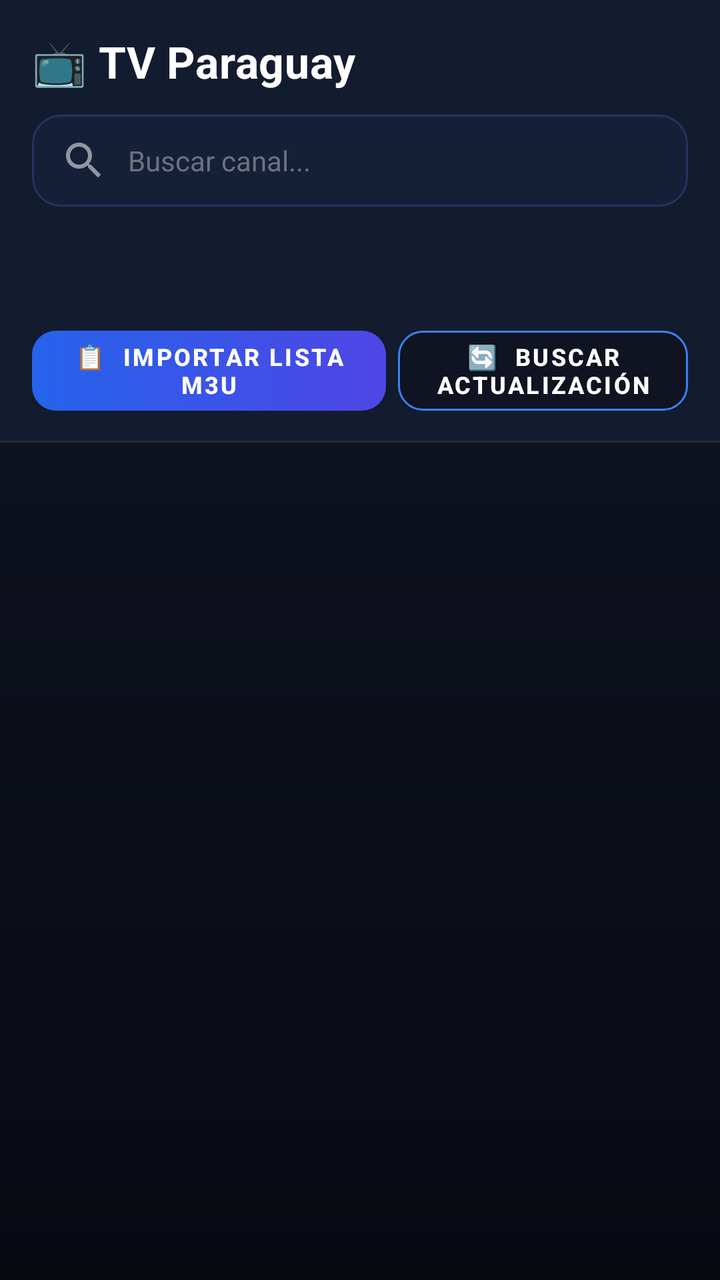
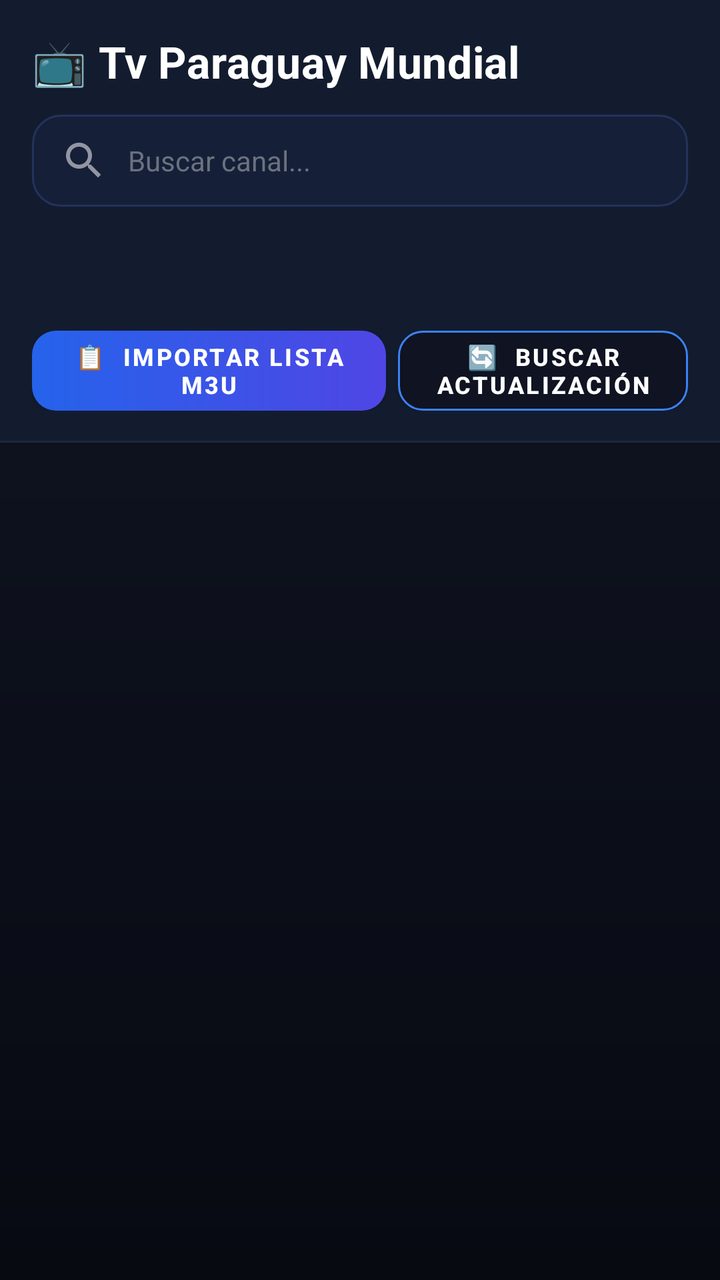

An Android layout rendered at two revisions. The XML below is the earlier revision; the diff shows what the commit changed to produce the second picture.
<!-- AndroidManifest.xml: application theme Theme.TVParaguay -->
<!-- res/layout/activity_main.xml -->
<?xml version="1.0" encoding="utf-8"?>
<LinearLayout xmlns:android="http://schemas.android.com/apk/res/android"
    xmlns:app="http://schemas.android.com/apk/res-auto"
    android:layout_width="match_parent"
    android:layout_height="match_parent"
    android:orientation="vertical"
    android:background="@drawable/bg_gradient">

    
    <LinearLayout
        android:layout_width="match_parent"
        android:layout_height="wrap_content"
        android:orientation="vertical"
        android:padding="16dp"
        android:paddingBottom="12dp"
        android:background="@drawable/header_glass_bg">

        
        <LinearLayout
            android:layout_width="match_parent"
            android:layout_height="wrap_content"
            android:orientation="horizontal"
            android:gravity="center_vertical"
            android:layout_marginBottom="12dp">

            <TextView
                android:layout_width="0dp"
                android:layout_height="wrap_content"
                android:layout_weight="1"
                android:text="📺 TV Paraguay"
                android:textSize="22sp"
                android:textStyle="bold"
                android:textColor="@color/white"
                android:letterSpacing="0.01" />

            <TextView
                android:id="@+id/tvM3uBadge"
                android:layout_width="wrap_content"
                android:layout_height="wrap_content"
                android:text="0 M3U"
                android:textColor="@color/white"
                android:textSize="11sp"
                android:textStyle="bold"
                android:paddingStart="8dp"
                android:paddingEnd="8dp"
                android:paddingTop="3dp"
                android:paddingBottom="3dp"
                android:background="@drawable/badge_bg"
                android:visibility="gone" />
        </LinearLayout>

        
        <EditText
            android:id="@+id/searchBar"
            android:layout_width="match_parent"
            android:layout_height="46dp"
            android:hint="Buscar canal..."
            android:textColorHint="#6B7280"
            android:textColor="@color/white"
            android:textSize="14sp"
            android:paddingStart="14dp"
            android:paddingEnd="14dp"
            android:drawableStart="@drawable/ic_search"
            android:drawablePadding="10dp"
            android:background="@drawable/search_bg"
            android:inputType="text"
            android:imeOptions="actionSearch"
            android:singleLine="true"
            android:layout_marginBottom="12dp" />

        
        <HorizontalScrollView
            android:layout_width="match_parent"
            android:layout_height="38dp"
            android:scrollbars="none"
            android:layout_marginBottom="12dp">
            <LinearLayout
                android:id="@+id/filterChipsContainer"
                android:layout_width="wrap_content"
                android:layout_height="match_parent"
                android:orientation="horizontal"
                android:gravity="center_vertical" />
        </HorizontalScrollView>

        
        <LinearLayout
            android:layout_width="match_parent"
            android:layout_height="40dp"
            android:orientation="horizontal">

            <Button
                android:id="@+id/btnImportM3u"
                android:layout_width="0dp"
                android:layout_height="match_parent"
                android:layout_weight="1.1"
                android:layout_marginEnd="6dp"
                android:text="📋  Importar lista M3U"
                android:textColor="@color/white"
                android:textSize="12sp"
                android:textStyle="bold"
                android:background="@drawable/btn_gradient_bg"
                app:backgroundTint="@null"
                android:insetTop="0dp"
                android:insetBottom="0dp" />

            <Button
                android:id="@+id/btnCheckUpdate"
                android:layout_width="0dp"
                android:layout_height="match_parent"
                android:layout_weight="0.9"
                android:text="🔄  Buscar Actualización"
                android:textColor="@color/white"
                android:textSize="12sp"
                android:textStyle="bold"
                android:background="@drawable/btn_secondary_bg"
                app:backgroundTint="@null"
                android:insetTop="0dp"
                android:insetBottom="0dp" />
        </LinearLayout>
    </LinearLayout>

    
    <LinearLayout
        android:layout_width="match_parent"
        android:layout_height="0dp"
        android:layout_weight="1"
        android:orientation="horizontal">

        <FrameLayout
            android:layout_width="0dp"
            android:layout_height="match_parent"
            android:layout_weight="1">

            <androidx.recyclerview.widget.RecyclerView
                android:id="@+id/recyclerView"
                android:layout_width="match_parent"
                android:layout_height="match_parent"
                android:padding="10dp"
                android:clipToPadding="false" />

            <TextView
                android:id="@+id/tvNoResults"
                android:layout_width="match_parent"
                android:layout_height="match_parent"
                android:gravity="center"
                android:text="😕 No se encontraron canales"
                android:textColor="#88FFFFFF"
                android:textSize="16sp"
                android:visibility="gone" />

            
            <TextView
                android:id="@+id/tvAlphaPopup"
                android:layout_width="80dp"
                android:layout_height="80dp"
                android:layout_gravity="center"
                android:gravity="center"
                android:textColor="#FFFFFF"
                android:textSize="42sp"
                android:textStyle="bold"
                android:background="#CC1A1F2E"
                android:visibility="gone" />

        </FrameLayout>

        
        <LinearLayout
            android:id="@+id/alphaBar"
            android:layout_width="20dp"
            android:layout_height="match_parent"
            android:orientation="vertical"
            android:gravity="center_horizontal"
            android:paddingTop="8dp"
            android:paddingBottom="8dp"
            android:visibility="gone" />

    </LinearLayout>


    
    <LinearLayout
        android:id="@+id/deleteBar"
        android:layout_width="match_parent"
        android:layout_height="wrap_content"
        android:orientation="horizontal"
        android:gravity="center_vertical"
        android:padding="12dp"
        android:background="#CC1A1F2E"
        android:visibility="gone">

        <TextView
            android:id="@+id/tvDeleteCount"
            android:layout_width="0dp"
            android:layout_height="wrap_content"
            android:layout_weight="1"
            android:textColor="#FFFFFF"
            android:textSize="14sp"
            android:textStyle="bold"
            android:text="0 seleccionados" />

        <Button
            android:id="@+id/btnCancelDelete"
            android:layout_width="wrap_content"
            android:layout_height="36dp"
            android:text="Cancelar"
            android:textColor="#FFFFFF"
            android:textSize="12sp"
            android:backgroundTint="#334155"
            android:insetTop="0dp"
            android:insetBottom="0dp"
            android:layout_marginEnd="8dp" />

        <Button
            android:id="@+id/btnConfirmDelete"
            android:layout_width="wrap_content"
            android:layout_height="36dp"
            android:text="🗑 Eliminar"
            android:textColor="#FFFFFF"
            android:textSize="12sp"
            android:backgroundTint="#B91C1C"
            android:insetTop="0dp"
            android:insetBottom="0dp" />

    </LinearLayout>

</LinearLayout>
<!-- resources referenced by this layout -->
<resources>
  <color name="white">#FFFFFF</color>
  <!-- drawable badge_bg (drawable) -->
  <?xml version="1.0" encoding="utf-8"?>
  <shape xmlns:android="http://schemas.android.com/apk/res/android"
      android:shape="rectangle">
      <corners android:radius="12dp" />
      <solid android:color="#1E3A5F" />
      <stroke android:width="1dp" android:color="@color/accent" />
  </shape>
  <!-- drawable bg_gradient (drawable) -->
  <?xml version="1.0" encoding="utf-8"?>
  <shape xmlns:android="http://schemas.android.com/apk/res/android"
      android:shape="rectangle">
      <gradient
          android:startColor="#111625"
          android:endColor="#080A12"
          android:angle="270" />
  </shape>
  <!-- drawable btn_gradient_bg (drawable) -->
  <?xml version="1.0" encoding="utf-8"?>
  <shape xmlns:android="http://schemas.android.com/apk/res/android"
      android:shape="rectangle">
      <corners android:radius="12dp" />
      <gradient
          android:startColor="#2563EB"
          android:endColor="#4F46E5"
          android:angle="0" />
  </shape>
  <!-- drawable btn_secondary_bg (drawable) -->
  <?xml version="1.0" encoding="utf-8"?>
  <shape xmlns:android="http://schemas.android.com/apk/res/android"
      android:shape="rectangle">
      <corners android:radius="12dp" />
      <solid android:color="#0F1322" />
      <stroke android:width="1dp" android:color="#3B82F6" />
  </shape>
  <!-- drawable header_glass_bg (drawable) -->
  <?xml version="1.0" encoding="utf-8"?>
  <layer-list xmlns:android="http://schemas.android.com/apk/res/android">
      
      <item>
          <shape android:shape="rectangle">
              <solid android:color="#1E293B" />
          </shape>
      </item>
      
      <item android:bottom="1dp">
          <shape android:shape="rectangle">
              <solid android:color="#B30F172A" />
          </shape>
      </item>
  </layer-list>
  <!-- drawable ic_search (drawable) -->
  <vector xmlns:android="http://schemas.android.com/apk/res/android"
      android:width="24dp"
      android:height="24dp"
      android:viewportWidth="24"
      android:viewportHeight="24">
    <path
        android:pathData="M15.5,14h-0.79l-0.28,-0.27C15.41,12.59 16,11.11 16,9.5 16,5.91 13.09,3 9.5,3S3,5.91 3,9.5 5.91,16 9.5,16c1.61,0 3.09,-0.59 4.23,-1.57l0.27,0.28v0.79l5,4.99L20.49,19l-4.99,-5zM9.5,14C7.01,14 5,11.99 5,9.5S7.01,5 9.5,5 14,7.01 14,9.5 11.99,14 9.5,14z"
        android:fillColor="#88FFFFFF"/>
  </vector>
  <!-- drawable search_bg (drawable) -->
  <?xml version="1.0" encoding="utf-8"?>
  <shape xmlns:android="http://schemas.android.com/apk/res/android"
      android:shape="rectangle">
      <corners android:radius="14dp" />
      <solid android:color="#161F38" />
      <stroke android:width="1dp" android:color="#24335C" />
  </shape>
  <style name="Theme.TVParaguay" parent="Theme.MaterialComponents.DayNight.NoActionBar">
          <item name="colorPrimary">@color/accent</item>
          <item name="colorPrimaryVariant">@color/header_bg</item>
          <item name="colorOnPrimary">@color/white</item>
          <item name="android:windowBackground">@color/bg_dark</item>
          <item name="android:statusBarColor">@color/header_bg</item>
          <item name="android:navigationBarColor">@color/bg_dark</item>
      </style>
  <color name="accent">#3B82F6</color>
  <color name="header_bg">#0F172A</color>
  <color name="bg_dark">#090D1A</color>
</resources>

<!-- the commit's change to res/layout/activity_main.xml (unified diff, before → after) -->
@@ -27,7 +27,7 @@
                 android:layout_width="0dp"
                 android:layout_height="wrap_content"
                 android:layout_weight="1"
-                android:text="📺 TV Paraguay"
+                android:text="📺 Tv Paraguay Mundial"
                 android:textSize="22sp"
                 android:textStyle="bold"
                 android:textColor="@color/white"
